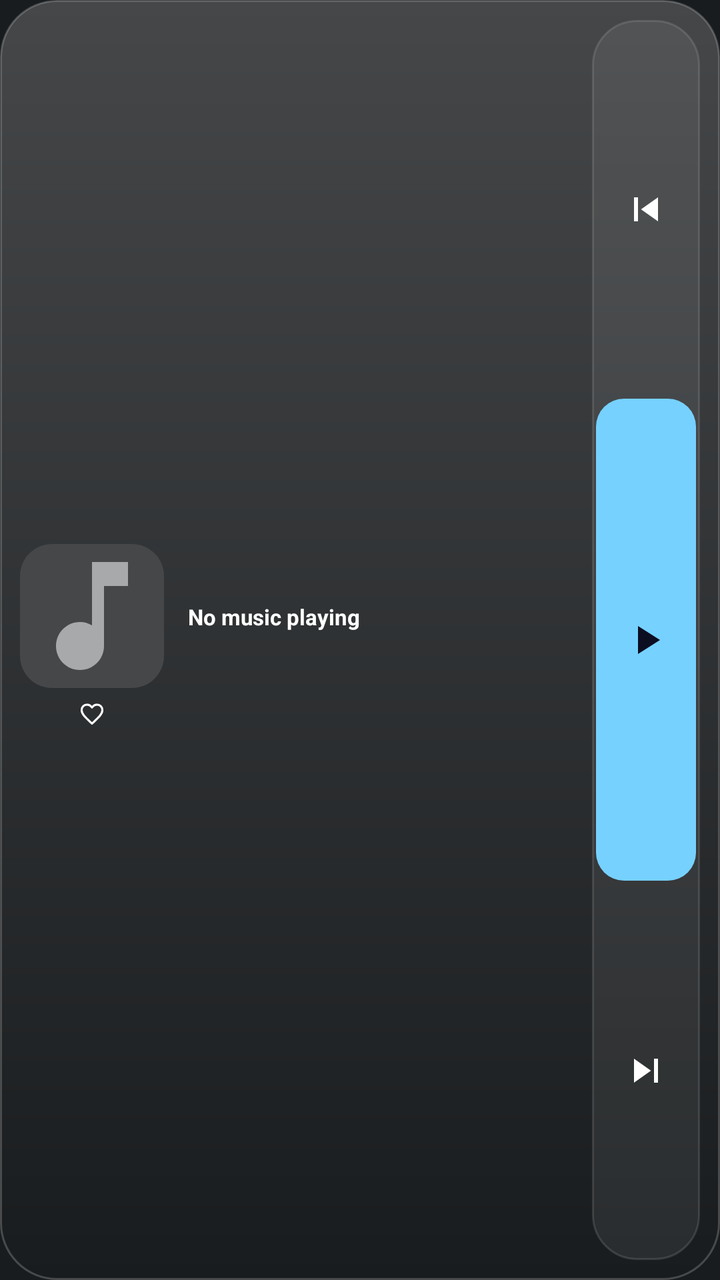
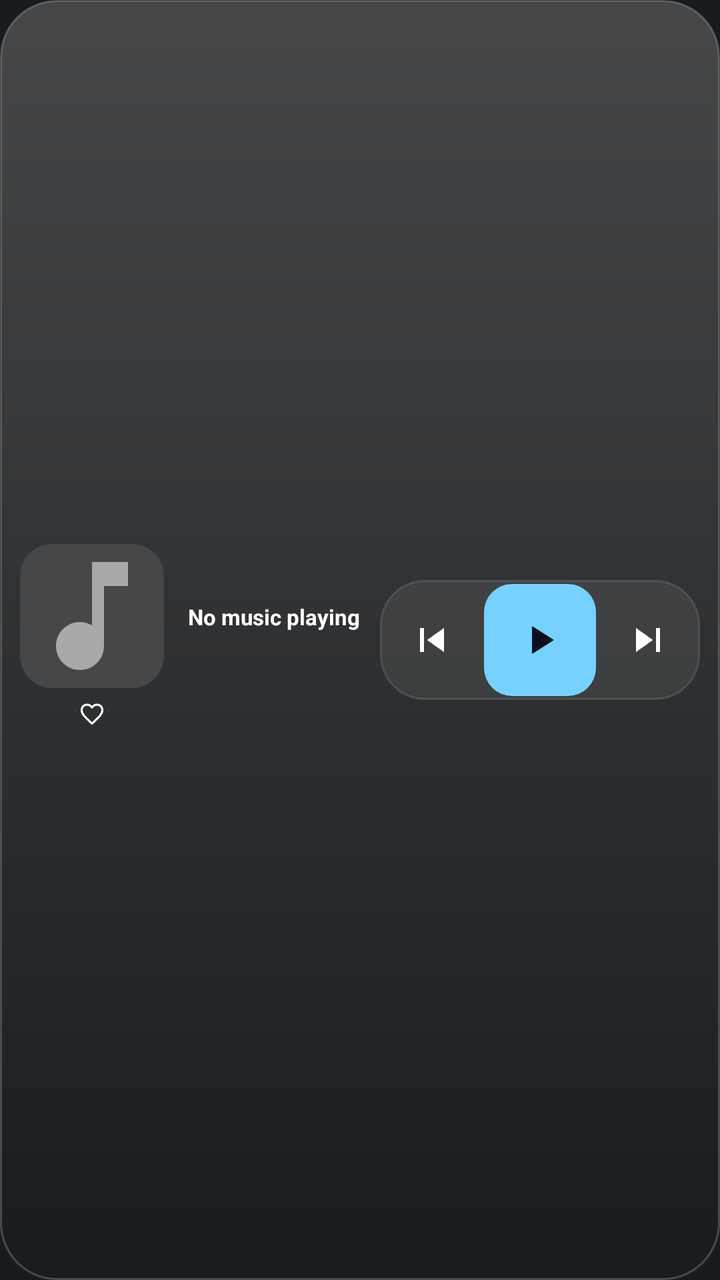

Screens rendered from an Android XML layout before and after an edit, with the pre-edit source and the edit as a unified diff.
<!-- AndroidManifest.xml: application theme android:Theme.DeviceDefault -->
<!-- res/layout/widget_music_xwide.xml -->
<?xml version="1.0" encoding="utf-8"?>
<LinearLayout xmlns:android="http://schemas.android.com/apk/res/android"
    android:id="@+id/widgetRoot"
    android:layout_width="match_parent"
    android:layout_height="match_parent"
    android:background="@drawable/widget_bg"
    android:orientation="horizontal"
    android:padding="10dp"
    android:gravity="center_vertical">

    <LinearLayout
        android:layout_width="72dp"
        android:layout_height="wrap_content"
        android:orientation="vertical"
        android:gravity="center_horizontal">

        <ImageView
            android:id="@+id/albumArt"
            android:layout_width="72dp"
            android:layout_height="72dp"
            android:scaleType="centerCrop"
            android:background="@drawable/album_art_bg"
            android:src="@drawable/ic_music_note"/>

        <ImageView
            android:id="@+id/btnLike"
            android:layout_width="22dp"
            android:layout_height="22dp"
            android:layout_marginTop="2dp"
            android:src="@drawable/ic_heart_outline"
            android:background="@drawable/ripple_cell_sm"
            android:scaleType="centerInside"
            android:padding="4dp"/>

    </LinearLayout>

    <LinearLayout
        android:layout_width="0dp"
        android:layout_height="wrap_content"
        android:layout_weight="1"
        android:layout_marginStart="12dp"
        android:layout_marginEnd="6dp"
        android:orientation="vertical"
        android:gravity="center_vertical">

        <TextView
            android:id="@+id/songTitle"
            android:layout_width="match_parent"
            android:layout_height="wrap_content"
            android:text="No music playing"
            android:textColor="#FFFFFFFF"
            android:textSize="11sp"
            android:textStyle="bold"
            android:maxLines="2"
            android:ellipsize="end"
            android:autoSizeTextType="uniform"
            android:autoSizeMinTextSize="8sp"
            android:autoSizeMaxTextSize="12sp"/>

        <TextView
            android:id="@+id/artistName"
            android:layout_width="match_parent"
            android:layout_height="wrap_content"
            android:text=""
            android:textColor="#CCFFFFFF"
            android:textSize="9sp"
            android:maxLines="2"
            android:ellipsize="end"
            android:autoSizeTextType="uniform"
            android:autoSizeMinTextSize="7sp"
            android:autoSizeMaxTextSize="10sp"/>

        <TextView
            android:id="@+id/albumName"
            android:layout_width="match_parent"
            android:layout_height="wrap_content"
            android:text=""
            android:textColor="#99FFFFFF"
            android:textSize="8sp"
            android:maxLines="1"
            android:ellipsize="end"
            android:autoSizeTextType="uniform"
            android:autoSizeMinTextSize="7sp"
            android:autoSizeMaxTextSize="9sp"/>

    </LinearLayout>

    <LinearLayout
        android:layout_width="54dp"
        android:layout_height="match_parent"
        android:background="@drawable/dock_bg"
        android:orientation="vertical"
        android:padding="2dp"
        android:gravity="center">

        <ImageView
            android:id="@+id/btnPrev"
            android:layout_width="match_parent"
            android:layout_height="0dp"
            android:layout_weight="1"
            android:src="@drawable/ic_skip_previous"
            android:background="@drawable/ripple_cell"
            android:scaleType="centerInside"
            android:padding="7dp"/>

        <ImageView
            android:id="@+id/btnPlayPause"
            android:layout_width="match_parent"
            android:layout_height="0dp"
            android:layout_weight="1.3"
            android:layout_marginTop="2dp"
            android:src="@drawable/ic_play"
            android:background="@drawable/play_pill"
            android:scaleType="centerInside"
            android:padding="9dp"/>

        <ImageView
            android:id="@+id/btnNext"
            android:layout_width="match_parent"
            android:layout_height="0dp"
            android:layout_weight="1"
            android:layout_marginTop="2dp"
            android:src="@drawable/ic_skip_next"
            android:background="@drawable/ripple_cell"
            android:scaleType="centerInside"
            android:padding="7dp"/>

    </LinearLayout>

    <ImageView
        android:id="@+id/btnShuffle"
        android:layout_width="0dp"
        android:layout_height="0dp"
        android:visibility="gone"/>
    <ImageView
        android:id="@+id/btnRepeat"
        android:layout_width="0dp"
        android:layout_height="0dp"
        android:visibility="gone"/>

</LinearLayout>
<!-- resources referenced by this layout -->
<resources>
  <!-- drawable album_art_bg (drawable) -->
  <?xml version="1.0" encoding="utf-8"?>
  <shape xmlns:android="http://schemas.android.com/apk/res/android">
      <solid android:color="#33FFFFFF"/>
      <corners android:radius="16dp"/>
  </shape>
  <!-- drawable dock_bg (drawable) -->
  <?xml version="1.0" encoding="utf-8"?>
  <shape xmlns:android="http://schemas.android.com/apk/res/android">
      <solid android:color="#12FFFFFF"/>
      <corners android:radius="22dp"/>
      <stroke
          android:width="1dp"
          android:color="#1FFFFFFF"/>
  </shape>
  <!-- drawable ic_music_note (drawable) -->
  <vector xmlns:android="http://schemas.android.com/apk/res/android"
      android:width="24dp" android:height="24dp"
      android:viewportWidth="24" android:viewportHeight="24">
      <path android:fillColor="#88FFFFFF"
          android:pathData="M12,3v10.55c-0.59,-0.34 -1.27,-0.55 -2,-0.55 -2.21,0 -4,1.79 -4,4s1.79,4 4,4 4,-1.79 4,-4V7h4V3h-6z"/>
  </vector>
  <!-- drawable ic_play (drawable) -->
  <vector xmlns:android="http://schemas.android.com/apk/res/android"
      android:width="24dp" android:height="24dp"
      android:viewportWidth="24" android:viewportHeight="24">
      <path android:fillColor="#FF0D0D22"
          android:pathData="M8,5v14l11,-7z"/>
  </vector>
  <!-- drawable ic_skip_next (drawable) -->
  <vector xmlns:android="http://schemas.android.com/apk/res/android"
      android:width="24dp" android:height="24dp"
      android:viewportWidth="24" android:viewportHeight="24">
      <path android:fillColor="#FFFFFFFF"
          android:pathData="M6,18l8.5,-6L6,6v12zM16,6v12h2V6h-2z"/>
  </vector>
  <!-- drawable ic_skip_previous (drawable) -->
  <vector xmlns:android="http://schemas.android.com/apk/res/android"
      android:width="24dp" android:height="24dp"
      android:viewportWidth="24" android:viewportHeight="24">
      <path android:fillColor="#FFFFFFFF"
          android:pathData="M6,6h2v12H6zM9.5,12l8.5,6V6z"/>
  </vector>
  <!-- drawable play_pill (drawable) -->
  <?xml version="1.0" encoding="utf-8"?>
  <selector xmlns:android="http://schemas.android.com/apk/res/android">
      <item android:state_pressed="true">
          <shape android:shape="rectangle">
              <solid android:color="#FFE3BD"/>
              <corners android:radius="14dp"/>
          </shape>
      </item>
      <item>
          <shape android:shape="rectangle">
              <solid android:color="#FFFFFFFF"/>
              <corners android:radius="14dp"/>
          </shape>
      </item>
  </selector>
  <!-- drawable ripple_cell (drawable) -->
  <?xml version="1.0" encoding="utf-8"?>
  <selector xmlns:android="http://schemas.android.com/apk/res/android">
      <item android:state_pressed="true">
          <shape android:shape="rectangle">
              <solid android:color="#38FFFFFF"/>
              <corners android:radius="14dp"/>
          </shape>
      </item>
      <item>
          <shape android:shape="rectangle">
              <solid android:color="#00000000"/>
              <corners android:radius="14dp"/>
          </shape>
      </item>
  </selector>
  <!-- drawable ripple_cell_sm (drawable) -->
  <?xml version="1.0" encoding="utf-8"?>
  <selector xmlns:android="http://schemas.android.com/apk/res/android">
      <item android:state_pressed="true">
          <shape android:shape="rectangle">
              <solid android:color="#38FFFFFF"/>
              <corners android:radius="7dp"/>
          </shape>
      </item>
      <item>
          <shape android:shape="rectangle">
              <solid android:color="#00000000"/>
              <corners android:radius="7dp"/>
          </shape>
      </item>
  </selector>
  <!-- drawable widget_bg (drawable) -->
  <?xml version="1.0" encoding="utf-8"?>
  <shape xmlns:android="http://schemas.android.com/apk/res/android">
      <solid android:color="#E61A1B1F"/>
      <corners android:radius="28dp"/>
      <stroke
          android:width="1dp"
          android:color="#26FFFFFF"/>
  </shape>
  <!-- unchanged entries left out for length: 1 -->
</resources>

<!-- the commit's change to res/layout/widget_music_xwide.xml (unified diff, before → after) -->
@@ -86,44 +86,41 @@
     </LinearLayout>
 
     <LinearLayout
-        android:layout_width="54dp"
-        android:layout_height="match_parent"
+        android:layout_width="wrap_content"
+        android:layout_height="60dp"
         android:background="@drawable/dock_bg"
-        android:orientation="vertical"
+        android:orientation="horizontal"
         android:padding="2dp"
         android:gravity="center">
 
         <ImageView
             android:id="@+id/btnPrev"
-            android:layout_width="match_parent"
-            android:layout_height="0dp"
-            android:layout_weight="1"
+            android:layout_width="48dp"
+            android:layout_height="match_parent"
             android:src="@drawable/ic_skip_previous"
             android:background="@drawable/ripple_cell"
             android:scaleType="centerInside"
-            android:padding="7dp"/>
+            android:padding="8dp"/>
 
         <ImageView
             android:id="@+id/btnPlayPause"
-            android:layout_width="match_parent"
-            android:layout_height="0dp"
-            android:layout_weight="1.3"
-            android:layout_marginTop="2dp"
+            android:layout_width="56dp"
+            android:layout_height="match_parent"
+            android:layout_marginStart="2dp"
             android:src="@drawable/ic_play"
             android:background="@drawable/play_pill"
             android:scaleType="centerInside"
-            android:padding="9dp"/>
+            android:padding="10dp"/>
 
         <ImageView
             android:id="@+id/btnNext"
-            android:layout_width="match_parent"
-            android:layout_height="0dp"
-            android:layout_weight="1"
-            android:layout_marginTop="2dp"
+            android:layout_width="48dp"
+            android:layout_height="match_parent"
+            android:layout_marginStart="2dp"
             android:src="@drawable/ic_skip_next"
             android:background="@drawable/ripple_cell"
             android:scaleType="centerInside"
-            android:padding="7dp"/>
+            android:padding="8dp"/>
 
     </LinearLayout>
 
